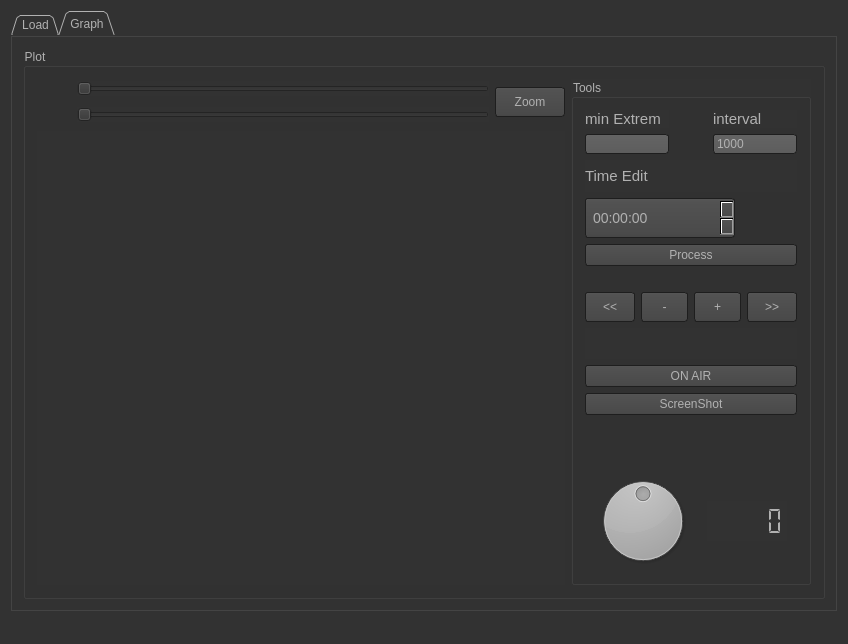
Qt form QCustomPlot_Logs/mainwindow.ui (IvanPerletti/BugLot) before a commit.
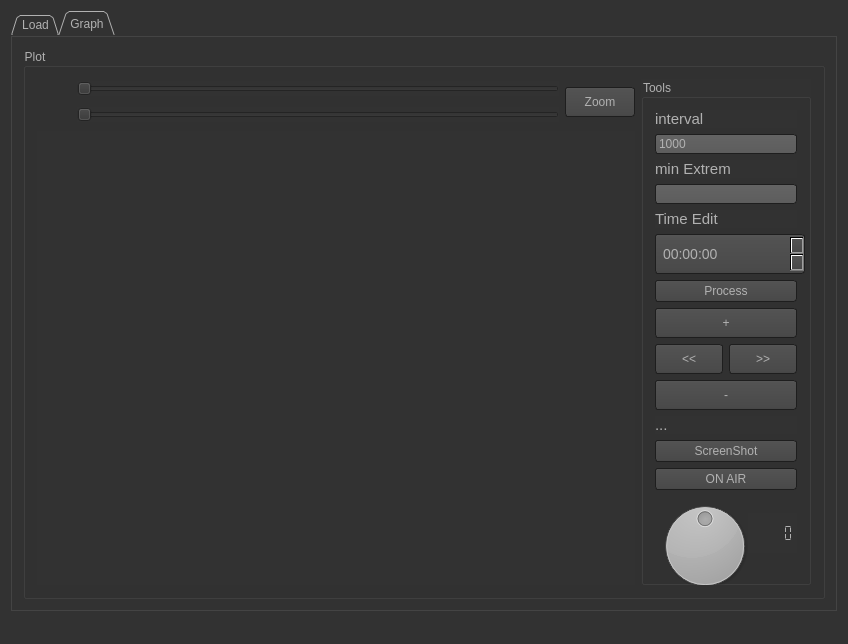
The same form after that commit. Icons and pictures are not drawn. Custom widgets are drawn as their Qt base class.

Diff of the .ui file:
```diff
--- a/QCustomPlot_Logs/mainwindow.ui
+++ b/QCustomPlot_Logs/mainwindow.ui
@@ -837,25 +837,36 @@
                 <widget class="QGroupBox" name="groupBox_2">
                  <property name="minimumSize">
                   <size>
-                   <width>200</width>
+                   <width>100</width>
                    <height>0</height>
                   </size>
                  </property>
                  <property name="maximumSize">
                   <size>
-                   <width>240</width>
+                   <width>170</width>
                    <height>16777215</height>
                   </size>
                  </property>
                  <property name="title">
                   <string>Tools</string>
                  </property>
-                 <layout class="QVBoxLayout" name="verticalLayout_3">
+                 <layout class="QVBoxLayout" name="verticalLayout_9">
                   <item>
-                   <layout class="QHBoxLayout" name="horizontalLayout_2">
+                   <layout class="QVBoxLayout" name="verticalLayout_8">
                     <item>
-                     <layout class="QGridLayout" name="gridLayout_2">
-                      <item row="1" column="2">
+                     <widget class="QLabel" name="label_4">
+                      <property name="maximumSize">
+                       <size>
+                        <width>16777215</width>
+                        <height>23</height>
+                       </size>
+                      </property>
+                      <property name="text">
+                       <string>interval</string>
+                      </property>
+                     </widget>
+                    </item>
+                    <item>
                        <widget class="QLineEdit" name="lineEditInterval">
                         <property name="minimumSize">
                          <size>
@@ -877,7 +888,11 @@
                         </property>
                        </widget>
                       </item>
-                      <item row="0" column="0">
+                   </layout>
+                  </item>
+                  <item>
+                   <layout class="QVBoxLayout" name="verticalLayout_3">
+                    <item>
                        <widget class="QLabel" name="label_3">
                         <property name="maximumSize">
                          <size>
@@ -893,7 +908,7 @@
                         </property>
                        </widget>
                       </item>
-                      <item row="1" column="0">
+                    <item>
                        <widget class="QLineEdit" name="lineEditMin">
                         <property name="enabled">
                          <bool>true</bool>
@@ -915,37 +930,6 @@
                         </property>
                        </widget>
                       </item>
-                      <item row="0" column="2">
-                       <widget class="QLabel" name="label_4">
-                        <property name="maximumSize">
-                         <size>
-                          <width>16777215</width>
-                          <height>23</height>
-                         </size>
-                        </property>
-                        <property name="text">
-                         <string>interval</string>
-                        </property>
-                       </widget>
-                      </item>
-                      <item row="1" column="1">
-                       <spacer name="horizontalSpacer">
-                        <property name="orientation">
-                         <enum>Qt::Horizontal</enum>
-                        </property>
-                        <property name="sizeType">
-                         <enum>QSizePolicy::Preferred</enum>
-                        </property>
-                        <property name="sizeHint" stdset="0">
-                         <size>
-                          <width>65</width>
-                          <height>20</height>
-                         </size>
-                        </property>
-                       </spacer>
-                      </item>
-                     </layout>
-                    </item>
                    </layout>
                   </item>
                   <item>
@@ -1010,53 +994,6 @@
                    </widget>
                   </item>
                   <item>
-                   <spacer name="verticalSpacer_6">
-                    <property name="orientation">
-                     <enum>Qt::Vertical</enum>
-                    </property>
-                    <property name="sizeType">
-                     <enum>QSizePolicy::Preferred</enum>
-                    </property>
-                    <property name="sizeHint" stdset="0">
-                     <size>
-                      <width>30</width>
-                      <height>20</height>
-                     </size>
-                    </property>
-                   </spacer>
-                  </item>
-                  <item>
-                   <layout class="QHBoxLayout" name="horizontalLayout_8">
-                    <item>
-                     <widget class="QPushButton" name="pushButtonZoomLeft">
-                      <property name="minimumSize">
-                       <size>
-                        <width>50</width>
-                        <height>30</height>
-                       </size>
-                      </property>
-                      <property name="text">
-                       <string>&lt;&lt;</string>
-                      </property>
-                     </widget>
-                    </item>
-                    <item>
-                     <widget class="QPushButton" name="pushButtonZoomMeno">
-                      <property name="minimumSize">
-                       <size>
-                        <width>40</width>
-                        <height>30</height>
-                       </size>
-                      </property>
-                      <property name="styleSheet">
-                       <string notr="true">font: 75 11pt &quot;MS Shell Dlg 2&quot;;</string>
-                      </property>
-                      <property name="text">
-                       <string>-</string>
-                      </property>
-                     </widget>
-                    </item>
-                    <item>
                      <widget class="QPushButton" name="pushButtonZoomPiu">
                       <property name="minimumSize">
                        <size>
@@ -1073,6 +1010,21 @@
                      </widget>
                     </item>
                     <item>
+                   <layout class="QHBoxLayout" name="horizontalLayout_2">
+                    <item>
+                     <widget class="QPushButton" name="pushButtonZoomLeft">
+                      <property name="minimumSize">
+                       <size>
+                        <width>50</width>
+                        <height>30</height>
+                       </size>
+                      </property>
+                      <property name="text">
+                       <string>&lt;&lt;</string>
+                      </property>
+                     </widget>
+                    </item>
+                    <item>
                      <widget class="QPushButton" name="pushButtonZoomRight">
                       <property name="minimumSize">
                        <size>
@@ -1087,6 +1039,22 @@
                     </item>
                    </layout>
                   </item>
+                  <item>
+                   <widget class="QPushButton" name="pushButtonZoomMeno">
+                    <property name="minimumSize">
+                     <size>
+                      <width>40</width>
+                      <height>30</height>
+                     </size>
+                    </property>
+                    <property name="styleSheet">
+                     <string notr="true">font: 75 11pt &quot;MS Shell Dlg 2&quot;;</string>
+                    </property>
+                    <property name="text">
+                     <string>-</string>
+                    </property>
+                   </widget>
+                  </item>
                   <item>
                    <widget class="QLabel" name="label_time">
                     <property name="font">
@@ -1098,14 +1066,7 @@
                      </font>
                     </property>
                     <property name="text">
-                     <string/>
-                    </property>
-                   </widget>
-                  </item>
-                  <item>
-                   <widget class="QPushButton" name="pushButtonDiretta">
-                    <property name="text">
-                     <string>ON AIR</string>
+                     <string>...</string>
                     </property>
                    </widget>
                   </item>
@@ -1117,20 +1078,11 @@
                    </widget>
                   </item>
                   <item>
-                   <spacer name="verticalSpacer">
-                    <property name="orientation">
-                     <enum>Qt::Vertical</enum>
+                   <widget class="QPushButton" name="pushButtonDiretta">
+                    <property name="text">
+                     <string>ON AIR</string>
                     </property>
-                    <property name="sizeType">
-                     <enum>QSizePolicy::Preferred</enum>
-                    </property>
-                    <property name="sizeHint" stdset="0">
-                     <size>
-                      <width>20</width>
-                      <height>50</height>
-                     </size>
-                    </property>
-                   </spacer>
+                   </widget>
                   </item>
                   <item>
                    <layout class="QVBoxLayout" name="verticalLayout_2">
@@ -1174,7 +1126,7 @@
                        <widget class="QLCDNumber" name="lcdNumber">
                         <property name="maximumSize">
                          <size>
-                          <width>80</width>
+                          <width>49</width>
                           <height>40</height>
                          </size>
                         </property>
```
Lines whose indentation alone changed are shown as unchanged.
